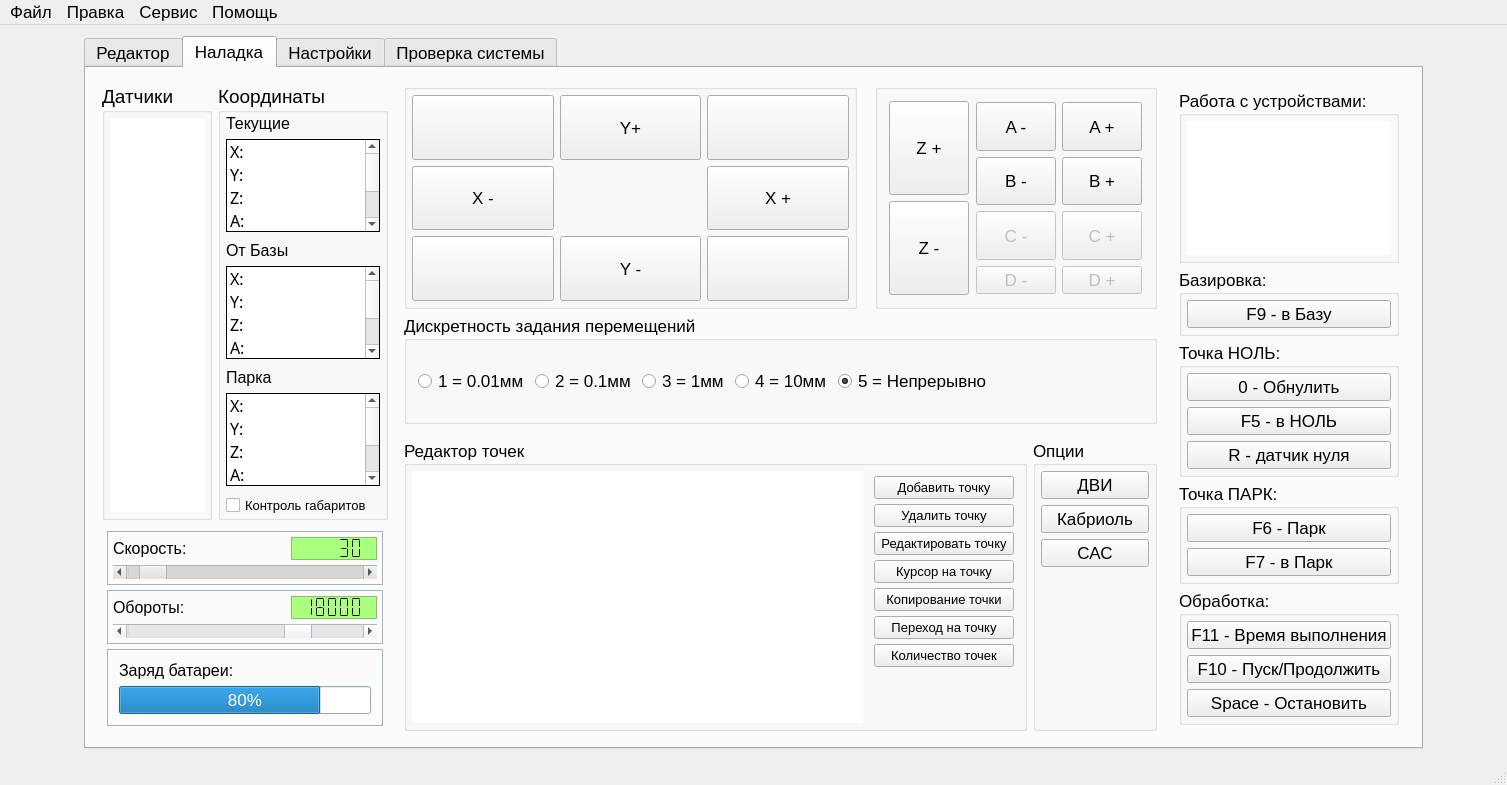
Qt form KAMEditor/gui/mainwindow.ui (Xtail96/SML) before a commit.
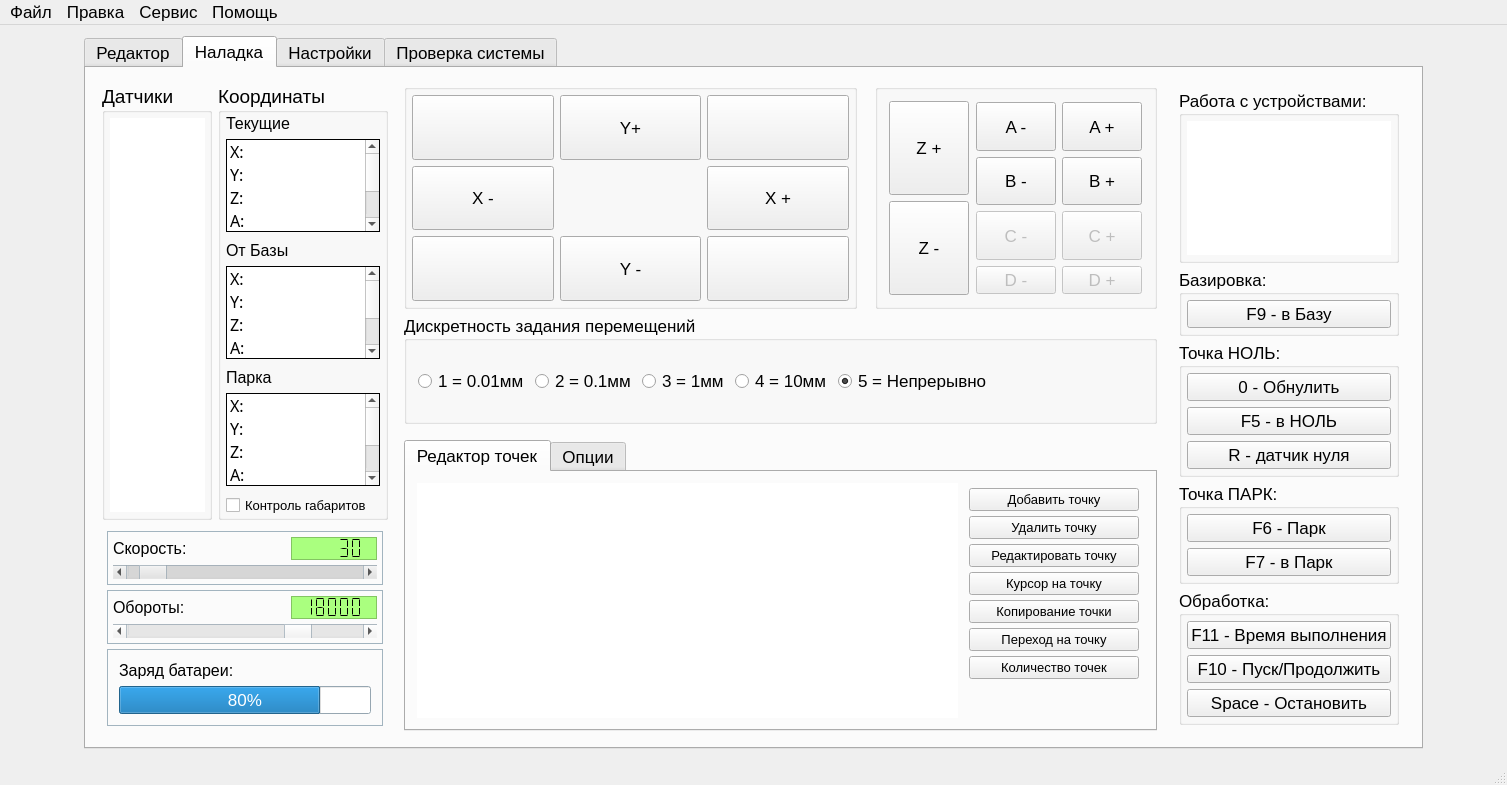
The same form after that commit. Icons and pictures are not drawn. Custom widgets are drawn as their Qt base class.

Commit message: В Наладке редактор точек и опции объединены в единый виджет с вкладками

The edit to the form file:
```diff
--- a/KAMEditor/gui/mainwindow.ui
+++ b/KAMEditor/gui/mainwindow.ui
@@ -1860,36 +1860,16 @@
                <number>5</number>
               </property>
               <item>
-               <widget class="QGroupBox" name="pointsAreaGroupBox">
-                <property name="sizePolicy">
-                 <sizepolicy hsizetype="Preferred" vsizetype="Preferred">
-                  <horstretch>5</horstretch>
-                  <verstretch>0</verstretch>
-                 </sizepolicy>
+               <widget class="QTabWidget" name="additionalTabWidget">
+                <property name="currentIndex">
+                 <number>0</number>
                 </property>
-                <property name="minimumSize">
-                 <size>
-                  <width>0</width>
-                  <height>0</height>
-                 </size>
-                </property>
-                <property name="title">
+                <widget class="QWidget" name="pointsEditorTab">
+                 <attribute name="title">
                  <string>Редактор точек</string>
-                </property>
-                <layout class="QHBoxLayout" name="horizontalLayout_5">
-                 <property name="leftMargin">
-                  <number>5</number>
-                 </property>
-                 <property name="topMargin">
-                  <number>5</number>
-                 </property>
-                 <property name="rightMargin">
-                  <number>5</number>
-                 </property>
-                 <property name="bottomMargin">
-                  <number>5</number>
-                 </property>
-                 <item>
+                 </attribute>
+                 <layout class="QGridLayout" name="gridLayout_12">
+                  <item row="0" column="0">
                   <widget class="SMLTableWidget" name="pointsTableWidget">
                    <property name="sizePolicy">
                     <sizepolicy hsizetype="Preferred" vsizetype="Preferred">
@@ -1905,7 +1885,7 @@
                    </property>
                   </widget>
                  </item>
-                 <item>
+                  <item row="0" column="1">
                   <widget class="QFrame" name="pointsActionsButtonsFrame">
                    <property name="sizePolicy">
                     <sizepolicy hsizetype="Preferred" vsizetype="Preferred">
@@ -2100,31 +2080,11 @@
                  </item>
                 </layout>
                </widget>
-              </item>
-              <item>
-               <widget class="QGroupBox" name="optionsGroupBox">
-                <property name="sizePolicy">
-                 <sizepolicy hsizetype="Preferred" vsizetype="Preferred">
-                  <horstretch>1</horstretch>
-                  <verstretch>0</verstretch>
-                 </sizepolicy>
-                </property>
-                <property name="title">
+                <widget class="QWidget" name="optionsTab">
+                 <attribute name="title">
                  <string>Опции</string>
-                </property>
-                <layout class="QVBoxLayout" name="verticalLayout_3">
-                 <property name="leftMargin">
-                  <number>5</number>
-                 </property>
-                 <property name="topMargin">
-                  <number>5</number>
-                 </property>
-                 <property name="rightMargin">
-                  <number>5</number>
-                 </property>
-                 <property name="bottomMargin">
-                  <number>5</number>
-                 </property>
+                 </attribute>
+                 <layout class="QVBoxLayout" name="verticalLayout_17">
                  <item>
                   <widget class="QPushButton" name="toolLengthSensorPushButton">
                    <property name="text">
@@ -2154,12 +2114,13 @@
                    <property name="sizeHint" stdset="0">
                     <size>
                      <width>20</width>
-                     <height>100</height>
+                      <height>148</height>
                     </size>
                    </property>
                   </spacer>
                  </item>
                 </layout>
+                </widget>
                </widget>
               </item>
              </layout>
```
Lines whose indentation alone changed are shown as unchanged.
